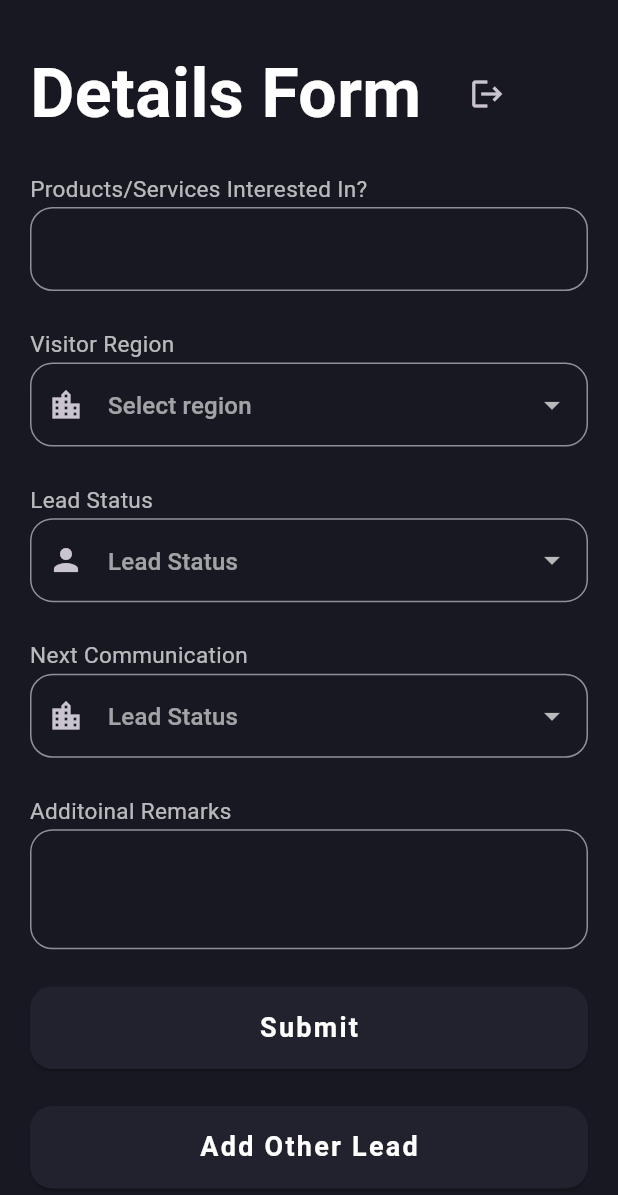
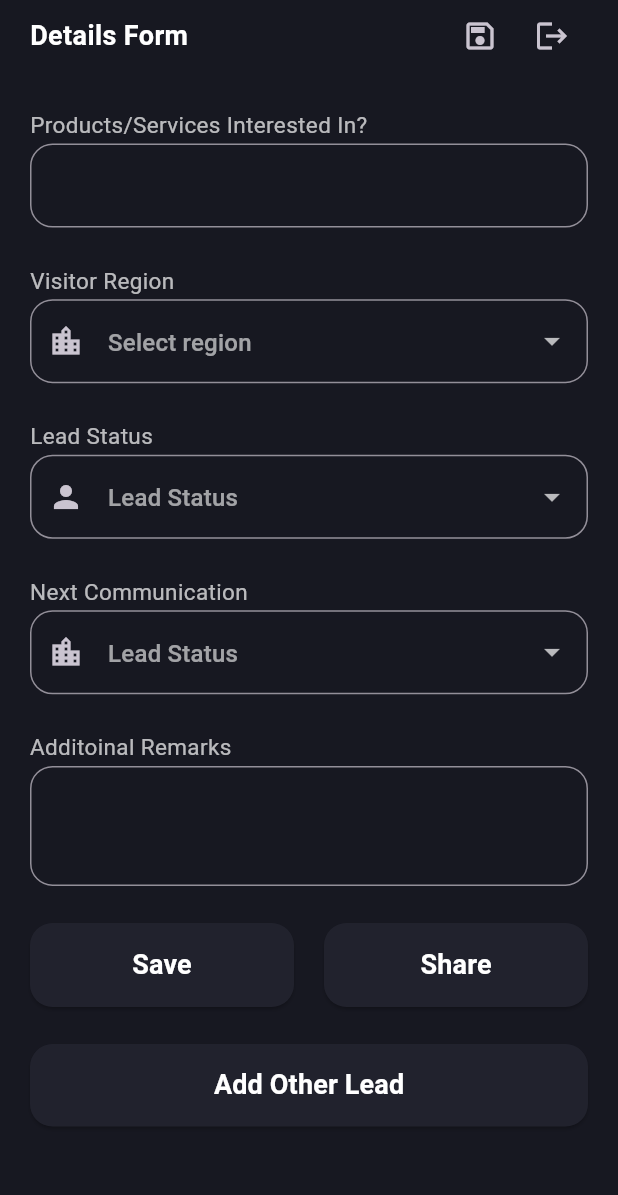
Before and after one commit to AmanRajSinghMourya/Iris, a Flutter app: the DetailForm screen opened directly, on a phone screen of 412 x 824 dp. Shown: the top 1195 px of the screen. Run offline on Flutter 3.47's test engine with Material 3 defaults, Android fonts, the phone set to English and light mode, and no system bars; our stand-ins replace cloud_firestore, firebase_auth, firebase_core, get, hive, hive_flutter and 2 more; missing offline and left inert: google_ml_kit; accounts and stored records are empty; Roboto replaces fonts that are missing (IBMPlexSans).

Commit message:
Hive used to save details

```diff
--- /dev/null
+++ b/lib/controller/boxes.dart
@@ -0,0 +1,7 @@
+import 'package:hive/hive.dart';
+import 'package:iris/controller/save_details.dart';
+
+class Boxes {
+  static Box<SaveDetails> getSaveDetails() =>
+      Hive.box<SaveDetails>('saveDetails');
+}
--- /dev/null
+++ b/lib/controller/save_details.dart
@@ -0,0 +1,20 @@
+import 'package:hive/hive.dart';
+part 'save_details.g.dart';
+
+@HiveType(typeId: 0)
+class SaveDetails extends HiveObject {
+  @HiveField(0)
+  late String? productDetail;
+
+  @HiveField(1)
+  late String? remarks;
+
+  @HiveField(2)
+  late String? region;
+
+  @HiveField(3)
+  late String? nextCommunication;
+
+  @HiveField(4)
+  late String? leadStatus;
+}
--- a/lib/main.dart
+++ b/lib/main.dart
@@ -1,5 +1,7 @@
 import 'package:flutter/material.dart';
 import 'package:firebase_core/firebase_core.dart';
+import 'package:hive_flutter/adapters.dart';
+import 'package:iris/controller/save_details.dart';
 import 'package:iris/utilities/constants.dart';
 import 'package:iris/views/signup_view.dart';
 import 'firebase_options.dart';
@@ -9,7 +11,9 @@ void main() async {
   await Firebase.initializeApp(
     options: DefaultFirebaseOptions.currentPlatform,
   );
-
+  await Hive.initFlutter();
+  Hive.registerAdapter(SaveDetailsAdapter());
+  await Hive.openBox<SaveDetails>('saveDetails');
   runApp(const MyApp());
 }
 
--- a/lib/utilities/constants.dart
+++ b/lib/utilities/constants.dart
@@ -13,7 +13,7 @@ TextStyle kLoginSubtitleStyle(Size size) => TextStyle(
       fontFamily: 'Roboto', // Use any default font family if needed
     );
 
-TextStyle kLoginTermsAndPrivacyStyle(Size size) => TextStyle(
+TextStyle kLoginTermsAndPrivacyStyle(Size size) => const TextStyle(
       fontSize: 15,
       color: Colors.white70,
       height: 1.5,
@@ -35,15 +35,19 @@ TextStyle kLoginOrSignUpTextStyle(Size size) => TextStyle(
 
 TextStyle kTextFormFieldStyle() => const TextStyle(
       color: Colors.white,
+      fontSize: 16,
     );
 
 TextStyle kButtonStyle() => const TextStyle(
       color: Colors.white,
       fontSize: 18,
+      fontWeight: FontWeight.w600,
+    );
+TextStyle kCardTitleStyle() => const TextStyle(
+      color: Colors.white,
+      fontSize: 16,
       fontWeight: FontWeight.bold,
-      letterSpacing: 1.5,
     );
-
 TextStyle kHintTextStyle() => TextStyle(
       color: Colors.white.withOpacity(0.7),
     );
--- a/lib/views/detail_form.dart
+++ b/lib/views/detail_form.dart
@@ -1,7 +1,11 @@
 import 'package:flutter/material.dart';
+import 'package:hive/hive.dart';
 import 'package:iris/controller/auth_controller.dart';
+import 'package:iris/controller/boxes.dart';
+import 'package:iris/controller/save_details.dart';
 import 'package:iris/utilities/constants.dart';
 import 'package:iris/views/signup_view.dart';
+import 'package:iris/views/view_saved_details.dart';
 import 'package:share_plus/share_plus.dart';
 
 class DetailForm extends StatefulWidget {
@@ -36,6 +40,27 @@ class _DetailFormState extends State<DetailForm> {
   ];
   final ValueNotifier<String?> _leadStatus = ValueNotifier<String?>(null);
   final ValueNotifier<bool> isLoading = ValueNotifier(false);
+
+  Future<void> saveForm() async {
+    if (_formKey.currentState!.validate()) {
+      final saveDetails = SaveDetails()
+        ..productDetail = productDetail.text
+        ..region = _selectedRegion.value
+        ..leadStatus = _leadStatus.value
+        ..nextCommunication = nextCommunication.value
+        ..remarks = remarksController.text;
+
+      final box = Boxes.getSaveDetails();
+      box.add(saveDetails);
+      isLoading.value = false;
+      productDetail.clear();
+      _selectedRegion.value = null;
+      _leadStatus.value = null;
+      nextCommunication.value = null;
+      remarksController.clear();
+    }
+  }
+
   Future<void> shareFrom() async {
     if (_formKey.currentState!.validate()) {
       final String shareContent =
@@ -43,6 +68,7 @@ class _DetailFormState extends State<DetailForm> {
       print(shareContent);
       isLoading.value = true;
       await Share.share(shareContent);
+
       //clear all the fields
       isLoading.value = false;
       productDetail.clear();
@@ -50,23 +76,6 @@ class _DetailFormState extends State<DetailForm> {
       _leadStatus.value = null;
       nextCommunication.value = null;
       remarksController.clear();
-    } else {
-      showDialog(
-          context: context,
-          builder: (context) {
-            return AlertDialog(
-              title: const Text('Error'),
-              content: const Text('Please fill all the fields'),
-              actions: [
-                TextButton(
-                  onPressed: () {
-                    Navigator.pop(context);
-                  },
-                  child: const Text('OK'),
-                )
-              ],
-            );
-          });
     }
   }
 
@@ -92,6 +101,9 @@ class _DetailFormState extends State<DetailForm> {
     _selectedRegion.dispose();
     productDetail.dispose();
     nextCommunication.dispose();
+    remarksController.dispose();
+    isLoading.dispose();
+    Hive.close();
     super.dispose();
   }
 
@@ -99,7 +111,8 @@ class _DetailFormState extends State<DetailForm> {
   Widget build(BuildContext context) {
     var size = MediaQuery.of(context).size;
     return Scaffold(
-      body: LayoutBuilder(
+      body: SafeArea(
+        child: LayoutBuilder(
           builder: (context, constraints) {
             return SingleChildScrollView(
               child: Center(
@@ -107,27 +120,38 @@ class _DetailFormState extends State<DetailForm> {
                   crossAxisAlignment: CrossAxisAlignment.start,
                   mainAxisAlignment: MainAxisAlignment.start,
                   children: [
-                  Row(
+                    Padding(
+                      padding: const EdgeInsets.only(left: 20.0, right: 20),
+                      child: Row(
                         children: [
-                      Padding(
-                        padding: const EdgeInsets.only(
-                            left: 20.0, top: 30.0, bottom: 20.0),
-                        child: Text(
-                          "Details Form",
-                          style: kLoginTitleStyle(size),
+                          Text(
+                            'Details Form',
+                            style: kButtonStyle(),
                           ),
+                          const Spacer(),
+                          IconButton(
+                            onPressed: () {
+                              Navigator.of(context).push(
+                                MaterialPageRoute(
+                                  builder: (context) {
+                                    return const ViewSavedDetails();
+                                  },
                                 ),
-                      Padding(
-                        padding: const EdgeInsets.only(
-                            left: 20.0, top: 30.0, bottom: 20.0),
-                        child: IconButton(
+                              );
+                            },
+                            icon: const Icon(Icons.save_outlined),
+                          ),
+                          IconButton(
                             onPressed: () {
                               logout();
                             },
                             icon: const Icon(Icons.logout),
                           ),
+                        ],
                       ),
-                    ],
+                    ),
+                    SizedBox(
+                      height: size.height * 0.03,
                     ),
                     Padding(
                       padding: const EdgeInsets.only(left: 20.0, right: 20),
@@ -302,16 +326,19 @@ class _DetailFormState extends State<DetailForm> {
                             SizedBox(
                               height: size.height * 0.03,
                             ),
-                          SizedBox(
-                            width: double.infinity,
-                            height: 55,
+                            Row(
+                              children: [
+                                Expanded(
                                   child: ElevatedButton(
                                     style: ButtonStyle(
+                                      padding: WidgetStateProperty.all(
+                                          EdgeInsets.all(15)),
                                       backgroundColor: WidgetStateProperty.all(
                                           cardBackgroundColor),
                                       shape: WidgetStateProperty.all(
                                         RoundedRectangleBorder(
-                                    borderRadius: BorderRadius.circular(15),
+                                          borderRadius:
+                                              BorderRadius.circular(15),
                                         ),
                                       ),
                                     ),
@@ -321,7 +348,40 @@ class _DetailFormState extends State<DetailForm> {
                                         return loading
                                             ? const CircularProgressIndicator()
                                             : Text(
-                                          'Submit',
+                                                'Save',
+                                                style: kButtonStyle(),
+                                              );
+                                      },
+                                    ),
+                                    onPressed: () {
+                                      saveForm();
+                                    },
+                                  ),
+                                ),
+                                const SizedBox(
+                                  width: 20,
+                                ),
+                                Expanded(
+                                  child: ElevatedButton(
+                                    style: ButtonStyle(
+                                      padding: WidgetStateProperty.all(
+                                          EdgeInsets.all(15)),
+                                      backgroundColor: WidgetStateProperty.all(
+                                          cardBackgroundColor),
+                                      shape: WidgetStateProperty.all(
+                                        RoundedRectangleBorder(
+                                          borderRadius:
+                                              BorderRadius.circular(15),
+                                        ),
+                                      ),
+                                    ),
+                                    child: ValueListenableBuilder<bool>(
+                                      valueListenable: isLoading,
+                                      builder: (context, loading, child) {
+                                        return loading
+                                            ? const CircularProgressIndicator()
+                                            : Text(
+                                                'Share',
                                                 style: kButtonStyle(),
                                               );
                                       },
@@ -330,6 +390,8 @@ class _DetailFormState extends State<DetailForm> {
                                       shareFrom();
                                     },
                                   ),
+                                ),
+                              ],
                             ),
                             SizedBox(
                               height: size.height * 0.03,
@@ -366,6 +428,7 @@ class _DetailFormState extends State<DetailForm> {
             );
           },
         ),
+      ),
     );
   }
 }
--- a/pubspec.yaml
+++ b/pubspec.yaml
@@ -44,13 +44,16 @@ dependencies:
   google_ml_kit: ^0.18.0
   share_plus: ^9.0.0
   get: ^4.6.6
+  hive: ^2.2.3
+  hive_flutter: ^1.1.0
 
 
 dev_dependencies:
   flutter_test:
     sdk: flutter
   flutter_lints: ^2.0.0
-
+  hive_generator: ^1.1.3
+  build_runner: ^2.1.11
   # The "flutter_lints" package below contains a set of recommended lints to
   # encourage good coding practices. The lint set provided by the package is
   # activated in the `analysis_options.yaml` file located at the root of your
```
Also changed, not shown: lib/views/view_saved_details.dart (added, +100 -0 lines), lib/controller/save_details.g.dart (added), pubspec.lock. Lines whose indentation alone changed are shown as unchanged.
